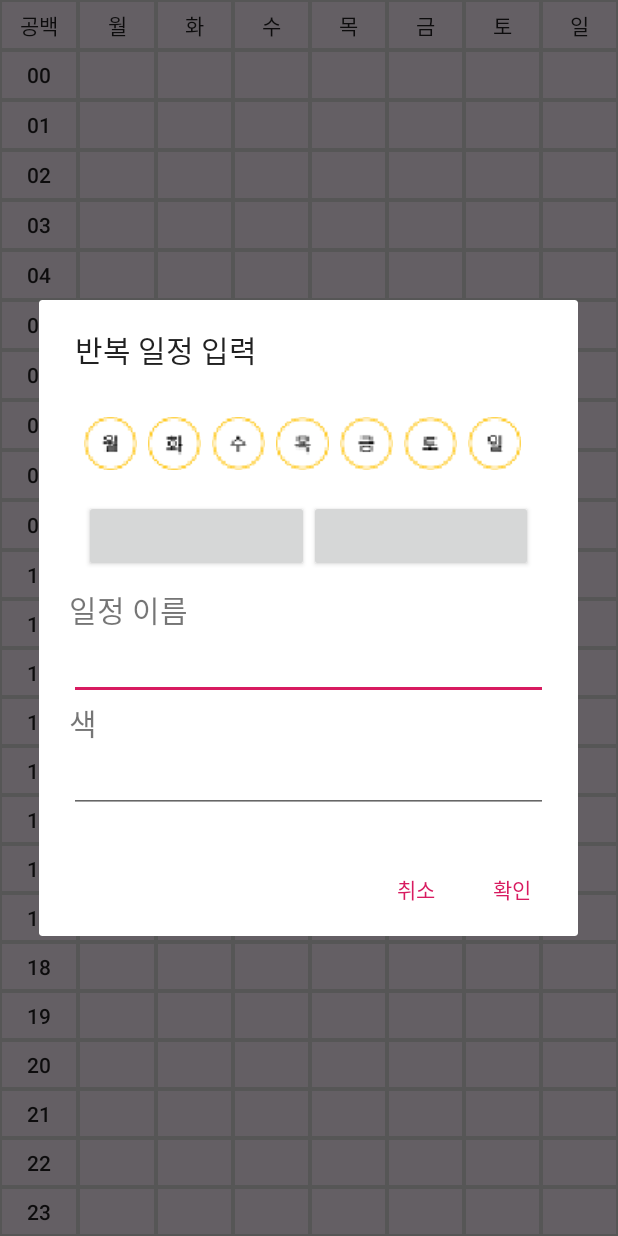
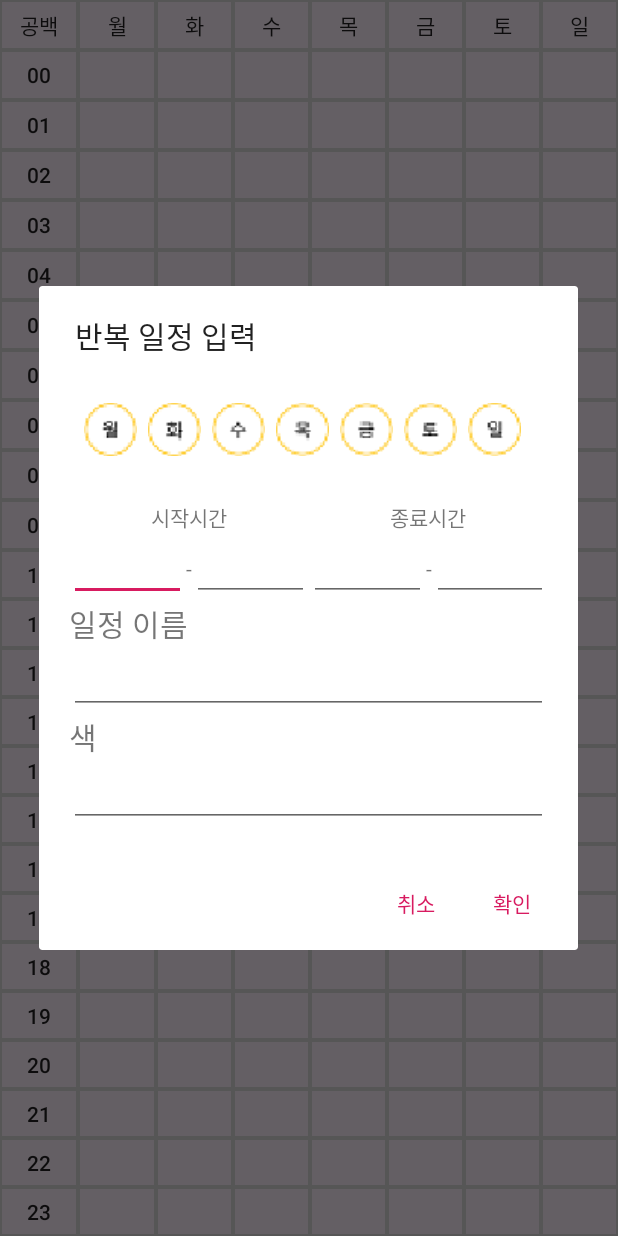
Before and after one commit to lozenia64/TimeCircle, an Android app: the TabActivity_2 screen opened directly, with no data from a screen before it, after a tap on an icon or button, on a phone screen of 412 x 824 dp. Run offline under Robolectric (Android 15) with nearby library versions, the phone set to English and light mode, and no system bars.

Commit message:
레이아웃2 수정

```diff
--- a/app/src/main/java/com/example/ljy93/timecircle/TabActivity_2.java
+++ b/app/src/main/java/com/example/ljy93/timecircle/TabActivity_2.java
@@ -42,13 +42,11 @@ public class TabActivity_2 extends Activity {
     int i; // 증가값 용도
     View dialogView, dialogTime;
     EditText edtName, edtColor;
-    Button btntime1, btntime2;
 
     @Override
     protected void onCreate(Bundle savedInstanceState) {
         super.onCreate(savedInstanceState);
         setContentView(R.layout.activity_tab_activity_2);
-
         for (i = 0; i < numBtnIDs.length; i++) numButtons[i] = (Button) findViewById(numBtnIDs[i]);
         for (i = 0; i < numBtnIDs.length; i++) {
             final int index;
@@ -56,8 +54,6 @@ public class TabActivity_2 extends Activity {
 
             numButtons[index].setOnClickListener(new View.OnClickListener() {
                 public void onClick(View v) {
-                    btntime1 = (Button) findViewById(R.id.btnTime1);
-                    btntime2 = (Button) findViewById(R.id.btnTime2);
                     touchedBtn = numButtons[index].toString();
                     subBtn = touchedBtn.substring(touchedBtn.length() - 6, touchedBtn.length() - 1);
                     //Toast.makeText(getApplicationContext(), subBtn + "을 선택했어요.", Toast.LENGTH_SHORT).show();
@@ -70,22 +66,6 @@ public class TabActivity_2 extends Activity {
                         public void onClick(DialogInterface dialog, int which) {
                             edtName = (EditText) dialogView.findViewById(R.id.selectName);
                             edtColor = (EditText) dialogView.findViewById(R.id.selectColor);
-
-
-                            btntime1.setOnClickListener(new View.OnClickListener() {
-                                @Override
-                                public void onClick(View view) {
-                                    dialogTime = (View) View.inflate(TabActivity_2.this, R.layout.activity2_timepicker, null);
-                                    AlertDialog.Builder dlg = new AlertDialog.Builder(TabActivity_2.this);
-                                    dlg.setTitle("시간 선택");
-                                    dlg.setView(dialogView);
-                                    dlg.setPositiveButton("확인", new DialogInterface.OnClickListener() {
-                                        public void onClick(DialogInterface dialog, int which) {
-
-                                        }
-                                    });
-                                }
-                            });
                         }
                     });
                     dlg.setNegativeButton("취소", new DialogInterface.OnClickListener() {
--- a/app/src/main/res/layout/activity2_timeselect.xml
+++ b/app/src/main/res/layout/activity2_timeselect.xml
@@ -70,20 +70,66 @@
     <LinearLayout
         android:layout_width="match_parent"
         android:layout_height="wrap_content"
-        android:layout_margin="10dp"
+        android:layout_marginTop="20dp">
+
+        <TextView
+            android:layout_width="match_parent"
+            android:layout_height="wrap_content"
+            android:layout_weight="1"
+            android:textAlignment="center"
+            android:text="시작시간"/>
+
+        <TextView
+            android:layout_width="match_parent"
+            android:layout_height="wrap_content"
+            android:layout_weight="1"
+            android:textAlignment="center"
+            android:text="종료시간"/>
+
+    </LinearLayout>
+
+    <LinearLayout
+        android:layout_width="match_parent"
+        android:layout_height="wrap_content"
         android:orientation="horizontal">
 
-        <Button
-            android:id="@+id/btnTime1"
+        <EditText
+            android:id="@+id/selectTime1"
             android:layout_weight="1"
             android:layout_width="match_parent"
-            android:layout_height="wrap_content" />
+            android:layout_height="wrap_content"
+            android:textAlignment="center"/>
 
-        <Button
-            android:id="@+id/btnTime2"
+        <TextView
+            android:layout_width="wrap_content"
+            android:layout_height="wrap_content"
+            android:text="-"/>
+
+        <EditText
+            android:id="@+id/selectTime2"
             android:layout_weight="1"
             android:layout_width="match_parent"
-            android:layout_height="wrap_content" />
+            android:layout_height="wrap_content"
+            android:textAlignment="center"/>
+
+        <EditText
+            android:id="@+id/selectTime3"
+            android:layout_weight="1"
+            android:layout_width="match_parent"
+            android:layout_height="wrap_content"
+            android:textAlignment="center"/>
+
+        <TextView
+            android:layout_width="wrap_content"
+            android:layout_height="wrap_content"
+            android:text="-"/>
+
+        <EditText
+            android:id="@+id/selectTime4"
+            android:layout_weight="1"
+            android:layout_width="match_parent"
+            android:layout_height="wrap_content"
+            android:textAlignment="center"/>
 
     </LinearLayout>
 
```
